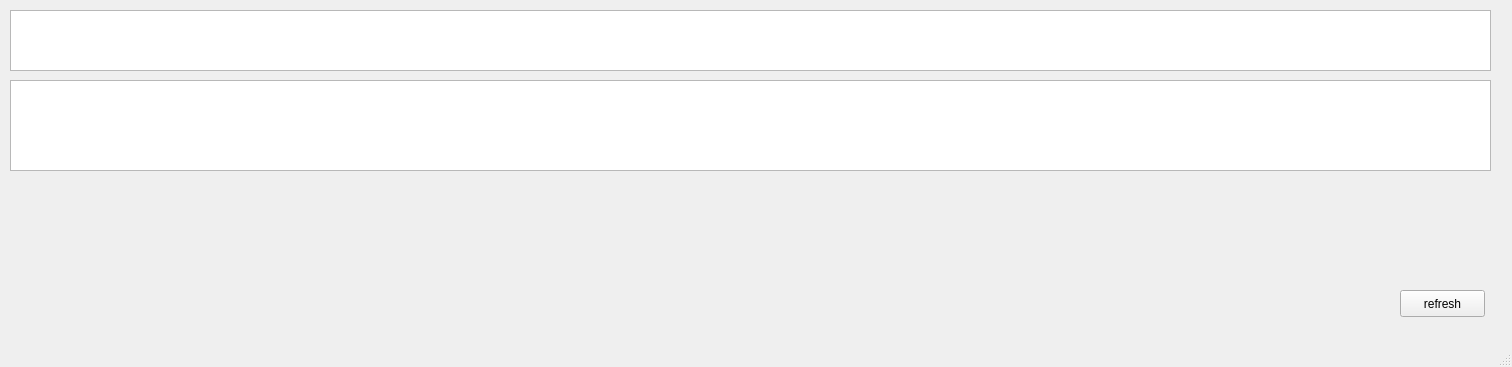
The window that Database/atts_show.ui (kasparj/Optimal-Q-GIS) describes before a commit, drawn with Qt 5.
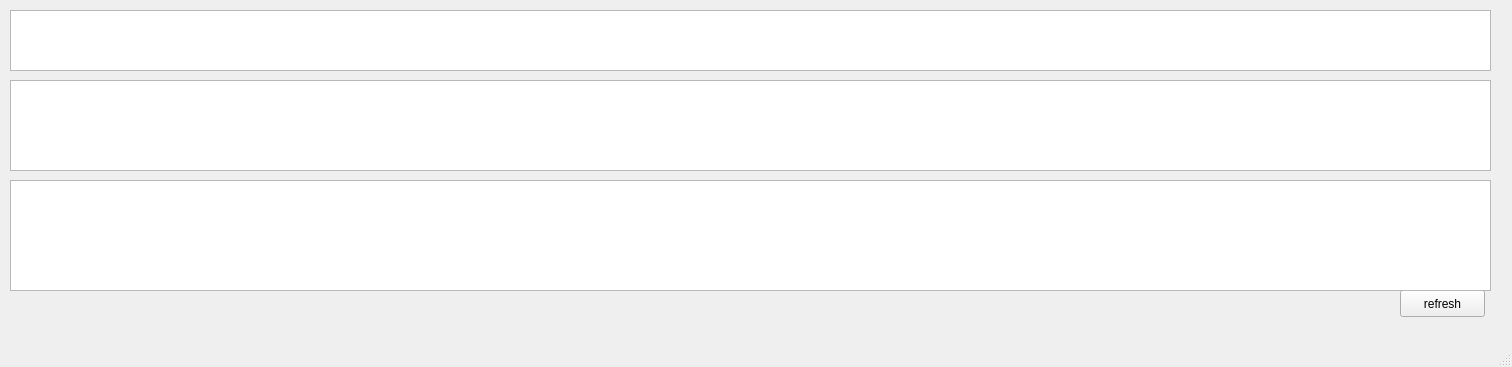
The same window after the commit.

Diff of the .ui file:
```diff
--- a/Database/atts_show.ui
+++ b/Database/atts_show.ui
@@ -47,6 +47,16 @@
      <string>refresh</string>
     </property>
    </widget>
+   <widget class="QTableWidget" name="drevina">
+    <property name="geometry">
+     <rect>
+      <x>10</x>
+      <y>180</y>
+      <width>1481</width>
+      <height>111</height>
+     </rect>
+    </property>
+   </widget>
   </widget>
   <widget class="QMenuBar" name="menubar">
    <property name="geometry">
```
